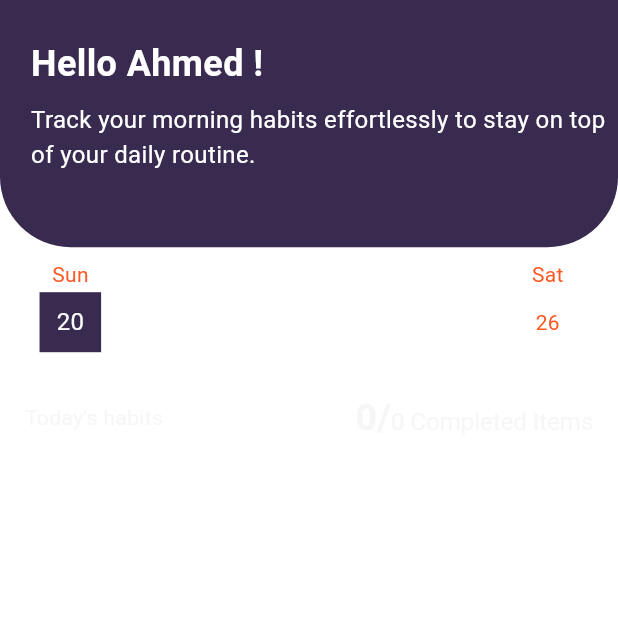
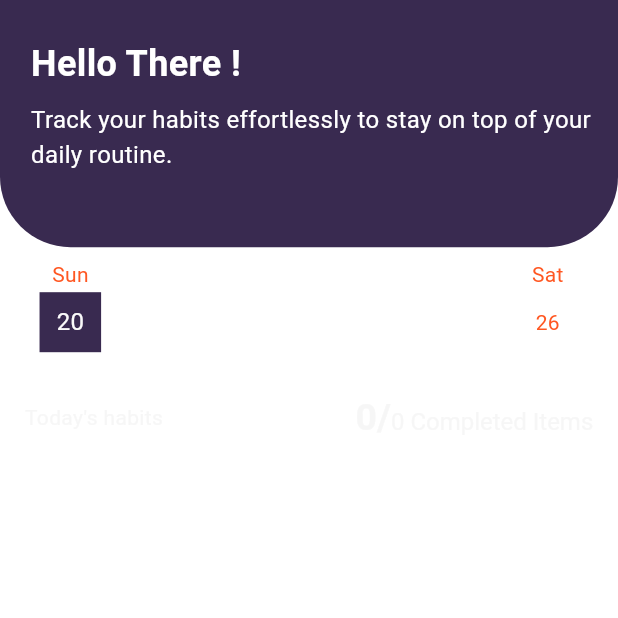
Before and after one commit to AhmadElesily/habit_tracker, a Flutter app: the HomeLayout screen opened directly, on a phone screen of 412 x 824 dp, the top half of it. Run offline on Flutter 3.47's test engine with Material 3 defaults, Android fonts, the phone set to English and light mode, and no system bars; drawn by our look-alikes of table_calendar; our stand-ins replace flutter_bloc, flutter_slidable, flutter_svg, fluttertoast, google_fonts, hive and 1 more; accounts and stored records are empty.

Commit message:
editing in home_layout

```diff
--- a/lib/features/home/home_layout/home_layout.dart
+++ b/lib/features/home/home_layout/home_layout.dart
@@ -20,6 +20,8 @@ class _HomeLayoutState extends State<HomeLayout> {
   void initState() {
     super.initState();
     context.read<ItemsCubit>().loadHabitsForToday(_focusedDate);
+  //  context.read<ItemsCubit>().fetchTodos();
+
   }
 
   @override
@@ -47,7 +49,7 @@ class _HomeLayoutState extends State<HomeLayout> {
             mainAxisAlignment: MainAxisAlignment.spaceEvenly,
             children: [
               Text(
-                'Hello Ahmed !',
+                'Hello There !',
                 style: TextStyle(
                   color: Colors.white,
                   fontWeight: FontWeight.bold,
@@ -55,7 +57,7 @@ class _HomeLayoutState extends State<HomeLayout> {
                 ),
               ),
               Text(
-                "Track your morning habits effortlessly to stay on top of your daily routine.",
+                "Track your habits effortlessly to stay on top of your daily routine.",
                 style: TextStyle(
                   color: Colors.white,
                   fontSize: 16,
```
